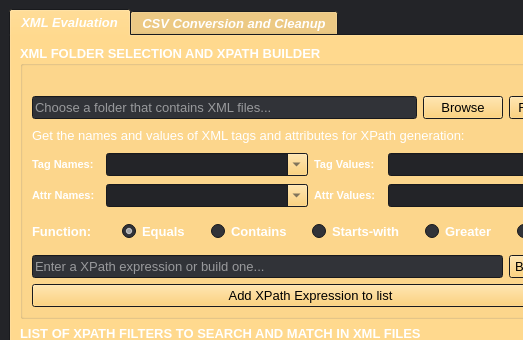
Above: src/xmluvation/resources/ui/XMLuvation.ui from zaricj/XMLuvation before the change; both pictures show x 0 to 523 and y 0 to 340 of the 1186 by 961 pixel window. Below: the same form after it.
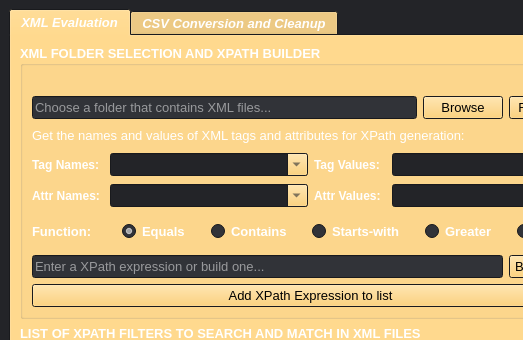
That is the form after the change. Icons and pictures are not drawn.

Commit message: Updated font size for combobox labels

The edit to the form file:
```diff
--- a/src/xmluvation/resources/ui/XMLuvation.ui
+++ b/src/xmluvation/resources/ui/XMLuvation.ui
@@ -559,14 +559,14 @@
                    </property>
                    <property name="maximumSize">
                     <size>
-                     <width>68</width>
+                     <width>72</width>
                      <height>16777215</height>
                     </size>
                    </property>
                    <property name="font">
                     <font>
                      <family>Microsoft YaHei UI</family>
-                     <pointsize>8</pointsize>
+                     <pointsize>9</pointsize>
                      <italic>false</italic>
                      <bold>true</bold>
                      <underline>false</underline>
@@ -623,14 +623,14 @@
                    </property>
                    <property name="maximumSize">
                     <size>
-                     <width>68</width>
+                     <width>72</width>
                      <height>16777215</height>
                     </size>
                    </property>
                    <property name="font">
                     <font>
                      <family>Microsoft YaHei UI</family>
-                     <pointsize>8</pointsize>
+                     <pointsize>9</pointsize>
                      <italic>false</italic>
                      <bold>true</bold>
                      <underline>false</underline>
@@ -700,14 +700,14 @@
                    </property>
                    <property name="maximumSize">
                     <size>
-                     <width>68</width>
+                     <width>72</width>
                      <height>16777215</height>
                     </size>
                    </property>
                    <property name="font">
                     <font>
                      <family>Microsoft YaHei UI</family>
-                     <pointsize>8</pointsize>
+                     <pointsize>9</pointsize>
                      <italic>false</italic>
                      <bold>true</bold>
                      <underline>false</underline>
@@ -764,14 +764,14 @@
                    </property>
                    <property name="maximumSize">
                     <size>
-                     <width>68</width>
+                     <width>72</width>
                      <height>16777215</height>
                     </size>
                    </property>
                    <property name="font">
                     <font>
                      <family>Microsoft YaHei UI</family>
-                     <pointsize>8</pointsize>
+                     <pointsize>9</pointsize>
                      <italic>false</italic>
                      <bold>true</bold>
                      <underline>false</underline>
```
The commit also changes 1 other file.
